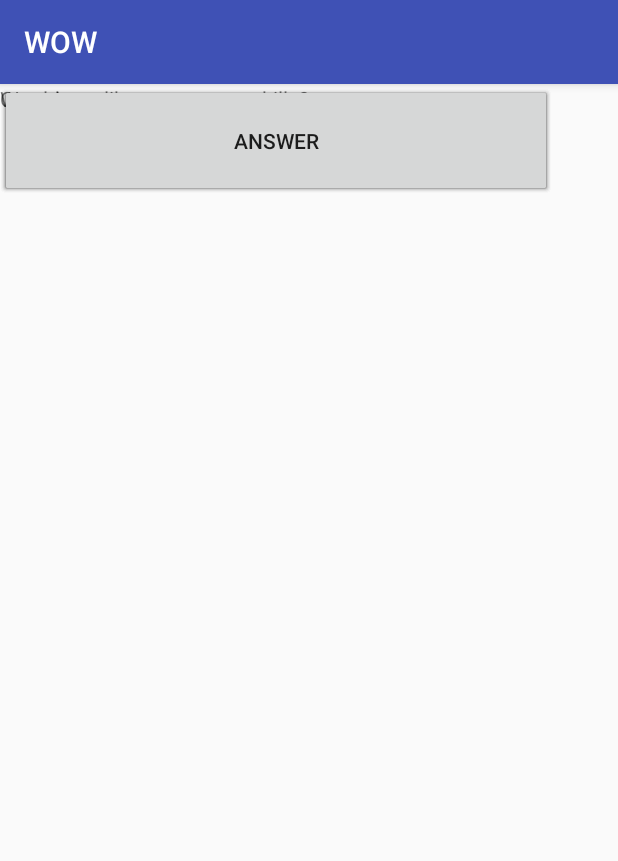
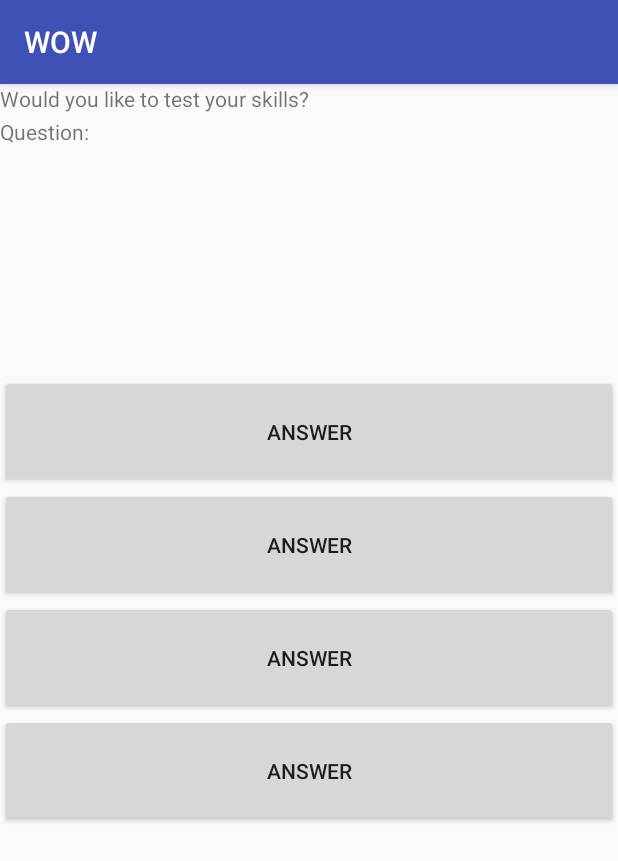
Before and after one commit to jennab3/Trivia, an Android app: the screen it shows after launch (MainActivity), on a phone screen of 412 x 824 dp. Shown: the top 861 px of the screen. Run offline under Robolectric (Android 15) with nearby library versions, the phone set to English and light mode, and no system bars; our stand-ins replace Volley.

Commit message:
Fixed the stupid layout

```diff
--- a/app/src/main/res/layout/activity_main.xml
+++ b/app/src/main/res/layout/activity_main.xml
@@ -4,43 +4,17 @@
     xmlns:tools="http://schemas.android.com/tools"
     android:layout_width="match_parent"
     android:layout_height="match_parent"
-    tools:context=".MainActivity">
+    tools:context=".MainActivity"
+    tools:layout_editor_absoluteY="81dp">
 
-    <Button
-        android:id="@+id/option3"
-        android:layout_width="368dp"
-        android:layout_height="75dp"
-        android:text="Answer"
-        tools:layout_editor_absoluteX="8dp"
-        tools:layout_editor_absoluteY="354dp" />
-
-    <Button
-        android:id="@+id/option2"
-        android:layout_width="368dp"
-        android:layout_height="75dp"
-        android:text="Answer"
-        tools:layout_editor_absoluteX="8dp"
-        tools:layout_editor_absoluteY="279dp" />
-
-    <Button
-        android:id="@+id/option1"
-        android:layout_width="368dp"
-        android:layout_height="75dp"
-        android:text="Answer"
-        tools:layout_editor_absoluteX="8dp"
-        tools:layout_editor_absoluteY="204dp" />
-
-    <Button
-        android:id="@+id/option4"
-        android:layout_width="368dp"
-        android:layout_height="75dp"
-        android:text="Answer"
-        tools:layout_editor_absoluteX="8dp"
-        tools:layout_editor_absoluteY="429dp" />
+    <LinearLayout
+        android:layout_width="match_parent"
+        android:layout_height="match_parent"
+        android:orientation="vertical">
 
         <TextView
             android:id="@+id/textView"
-        android:layout_width="wrap_content"
+            android:layout_width="match_parent"
             android:layout_height="22dp"
             android:text="Would you like to test your skills?"
             tools:layout_editor_absoluteX="89dp"
@@ -48,10 +22,44 @@
 
         <TextView
             android:id="@+id/question"
-        android:layout_width="373dp"
+            android:layout_width="match_parent"
             android:layout_height="172dp"
             android:text="Question:"
             tools:layout_editor_absoluteX="6dp"
             tools:layout_editor_absoluteY="35dp" />
 
+        <Button
+            android:id="@+id/option1"
+            android:layout_width="match_parent"
+            android:layout_height="75dp"
+            android:text="Answer"
+            tools:layout_editor_absoluteX="8dp"
+            tools:layout_editor_absoluteY="204dp" />
+
+        <Button
+            android:id="@+id/option2"
+            android:layout_width="match_parent"
+            android:layout_height="75dp"
+            android:text="Answer"
+            tools:layout_editor_absoluteX="8dp"
+            tools:layout_editor_absoluteY="279dp" />
+
+        <Button
+            android:id="@+id/option3"
+            android:layout_width="match_parent"
+            android:layout_height="75dp"
+            android:text="Answer"
+            tools:layout_editor_absoluteX="8dp"
+            tools:layout_editor_absoluteY="354dp" />
+
+        <Button
+            android:id="@+id/option4"
+            android:layout_width="match_parent"
+            android:layout_height="75dp"
+            android:text="Answer"
+            tools:layout_editor_absoluteX="8dp"
+            tools:layout_editor_absoluteY="429dp" />
+
+    </LinearLayout>
+
 </android.support.constraint.ConstraintLayout>
```
Lines whose indentation alone changed are shown as unchanged.
